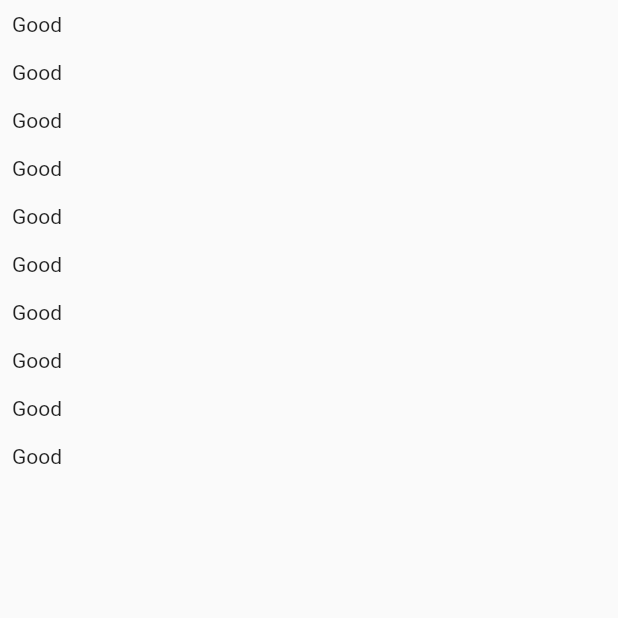
After one commit to chia7123/mobileasm, a Flutter app: the ChatScreen screen opened directly, on a phone screen of 412 x 824 dp, the top half of it. The commit adds this screen. Run offline on Flutter 3.47's test engine with Material 2 defaults, Android fonts, the phone set to English and light mode, and no system bars; our stand-ins replace cloud_firestore, firebase_auth, firebase_core, flutter_signin_button, google_sign_in; accounts and stored records are empty.

Commit message:
chat screen

```diff
--- /dev/null
+++ b/lib/Screen/chat_screen.dart
@@ -0,0 +1,18 @@
+import 'package:flutter/material.dart';
+
+
+class ChatScreen extends StatelessWidget {
+
+  @override
+  Widget build(BuildContext context) {
+    return Scaffold(
+      body: ListView.builder(
+        itemCount: 10,
+        itemBuilder: (ctx, index)=> Container(
+        padding: EdgeInsets.all(8),
+        child: Text('Good'),
+      )
+      ),
+    );
+  }
+}
--- a/lib/main.dart
+++ b/lib/main.dart
@@ -1,3 +1,4 @@
+import 'package:dating_app/Screen/chat_screen.dart';
 import 'package:dating_app/email_signin/auth.dart';
 import 'package:dating_app/welcomePage.dart';
 
```
